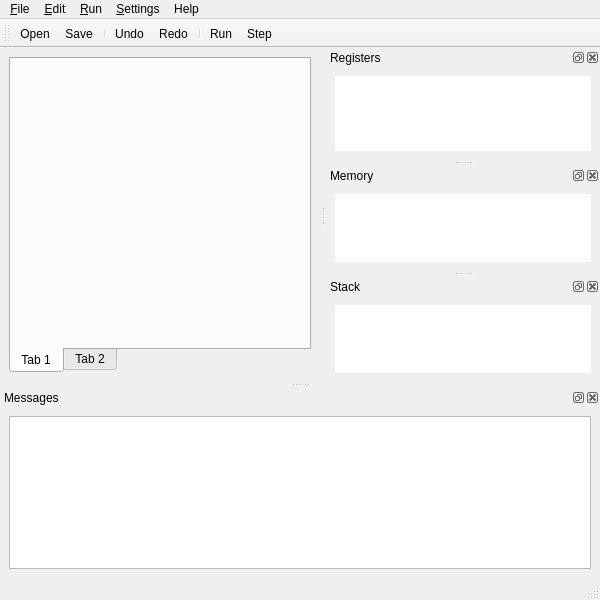
This is ui/mainwindow.ui in barrachi/qtarmsim as Qt 5 draws it before an edit. The edited form follows.
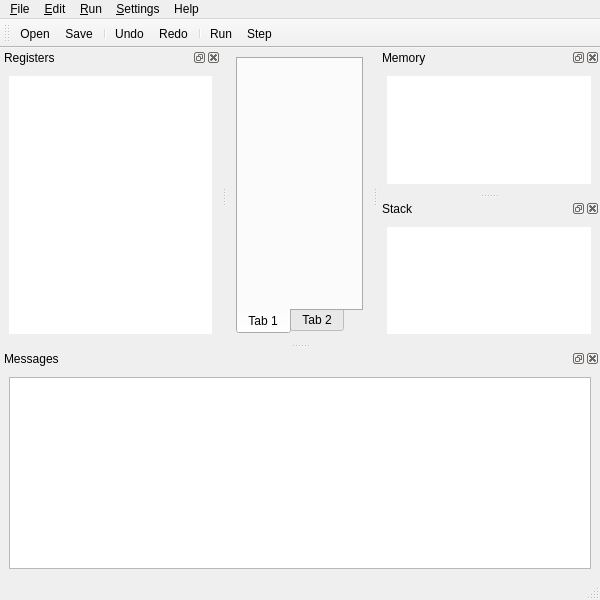
This is the edited form. Icons and pictures are not drawn. Custom widgets are drawn as their Qt base class.

```diff
--- a/ui/mainwindow.ui
+++ b/ui/mainwindow.ui
@@ -10,6 +10,12 @@
     <height>600</height>
    </rect>
   </property>
+  <property name="sizePolicy">
+   <sizepolicy hsizetype="Preferred" vsizetype="Preferred">
+    <horstretch>0</horstretch>
+    <verstretch>0</verstretch>
+   </sizepolicy>
+  </property>
   <property name="windowTitle">
    <string notr="true">Qt ArmSim</string>
   </property>
@@ -188,8 +194,8 @@
    </property>
    <property name="minimumSize">
     <size>
-     <width>270</width>
-     <height>112</height>
+     <width>20</width>
+     <height>108</height>
     </size>
    </property>
    <property name="toolTip">
@@ -202,7 +208,7 @@
     <string>Registers</string>
    </property>
    <attribute name="dockWidgetArea">
-    <number>2</number>
+    <number>1</number>
    </attribute>
    <widget class="QWidget" name="dockWidgetContentsRegisters">
     <property name="sizePolicy">
@@ -258,6 +264,12 @@
    </widget>
   </widget>
   <widget class="QDockWidget" name="dockWidgetMemory">
+   <property name="minimumSize">
+    <size>
+     <width>180</width>
+     <height>108</height>
+    </size>
+   </property>
    <property name="toolTip">
     <string>Shows the disassembled code</string>
    </property>
@@ -283,12 +295,27 @@
        <property name="lineWidth">
         <number>0</number>
        </property>
+       <property name="alternatingRowColors">
+        <bool>true</bool>
+       </property>
+       <attribute name="horizontalHeaderVisible">
+        <bool>false</bool>
+       </attribute>
+       <attribute name="verticalHeaderVisible">
+        <bool>false</bool>
+       </attribute>
       </widget>
      </item>
     </layout>
    </widget>
   </widget>
   <widget class="QDockWidget" name="dockWidgetStack">
+   <property name="minimumSize">
+    <size>
+     <width>180</width>
+     <height>108</height>
+    </size>
+   </property>
    <property name="toolTip">
     <string>Shows the memory dump</string>
    </property>
@@ -314,6 +341,12 @@
        <property name="lineWidth">
         <number>0</number>
        </property>
+       <attribute name="horizontalHeaderVisible">
+        <bool>false</bool>
+       </attribute>
+       <attribute name="verticalHeaderVisible">
+        <bool>false</bool>
+       </attribute>
       </widget>
      </item>
     </layout>
@@ -648,6 +681,13 @@
    </property>
   </action>
  </widget>
+ <customwidgets>
+  <customwidget>
+   <class>MyQTableView</class>
+   <extends>QTableView</extends>
+   <header>src.myqtableview.h</header>
+  </customwidget>
+ </customwidgets>
  <resources/>
  <connections/>
 </ui>
```
Left out of the diff: 66 changed lines with no effect on the pictures.
